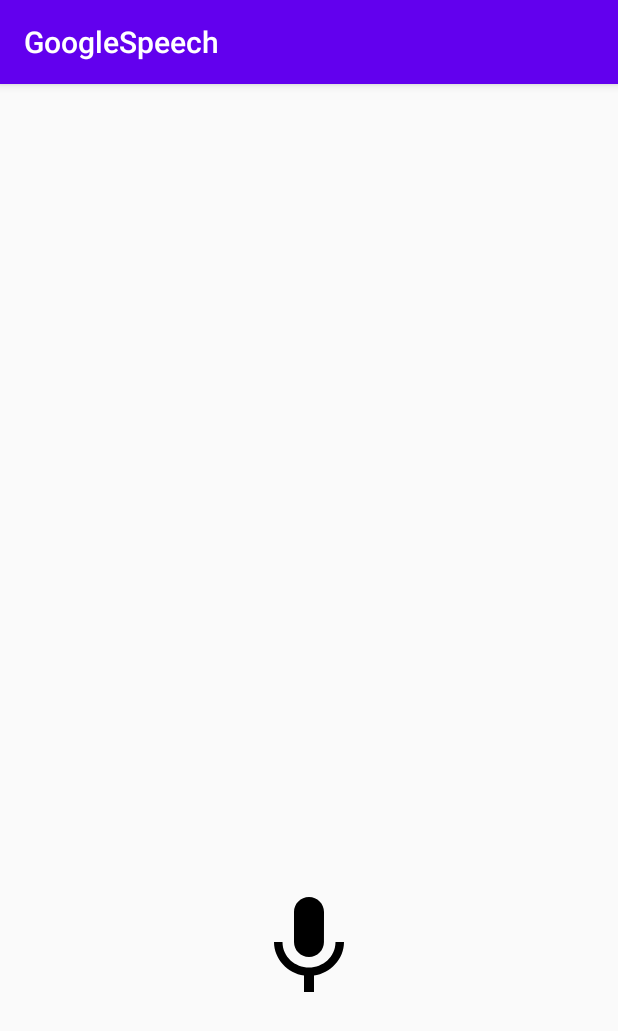
After one commit to quanticheart/android-custon-google-speech, an Android app: the SpeechRecognizerActivity screen opened directly, with no data from a screen before it, on a phone screen of 412 x 824 dp. The commit adds this screen. Shown: the top 1031 px of the screen. Run offline under Robolectric (Android 15) with nearby library versions, the phone set to English and light mode, and no system bars.

Commit message:
added speech with viewModel

```diff
--- a/speech/build.gradle
+++ b/speech/build.gradle
@@ -36,4 +36,7 @@ dependencies {
     implementation 'androidx.cardview:cardview:1.0.0'
     implementation 'androidx.constraintlayout:constraintlayout:1.1.3'
 
+    implementation "android.arch.lifecycle:extensions:1.1.1"
+    annotationProcessor "android.arch.lifecycle:compiler:1.1.1"
+
 }
--- a/speech/src/main/java/com/quanticheart/speech/SpeechDialogEt.kt
+++ b/speech/src/main/java/com/quanticheart/speech/speech/SpeechDialogEt.kt
@@ -1,6 +1,6 @@
 @file:Suppress("SameParameterValue")
 
-package com.quanticheart.speech
+package com.quanticheart.speech.speech
 
 import android.annotation.SuppressLint
 import android.app.Dialog
@@ -13,6 +13,7 @@ import android.speech.SpeechRecognizer
 import android.util.Log
 import android.view.LayoutInflater
 import android.view.View
+import com.quanticheart.speech.*
 import kotlinx.android.synthetic.main.m_dialog_speech_default.view.*
 
 @SuppressLint("InflateParams")
--- a/speech/src/main/java/com/quanticheart/speech/SpeechExt.kt
+++ b/speech/src/main/java/com/quanticheart/speech/speech/SpeechExt.kt
@@ -1,4 +1,4 @@
-package com.quanticheart.speech
+package com.quanticheart.speech.speech
 
 import android.app.Activity
 import android.content.ActivityNotFoundException
@@ -10,7 +10,7 @@ import android.speech.RecognizerIntent
 import android.speech.SpeechRecognizer
 import android.util.Log
 import android.widget.Toast
-import com.quanticheart.speech.SpeechExt.speechActivityResponse
+import com.quanticheart.speech.speech.SpeechExt.speechActivityResponse
 import java.util.*
 
 object SpeechExt {
--- a/speech/src/main/java/com/quanticheart/speech/SpeechUtils.kt
+++ b/speech/src/main/java/com/quanticheart/speech/speech/SpeechUtils.kt
@@ -1,4 +1,4 @@
-package com.quanticheart.speech
+package com.quanticheart.speech.speech
 
 import android.app.Activity
 import android.content.Intent
--- a/speech/src/main/java/com/quanticheart/speech/VoiceAnimationExt.kt
+++ b/speech/src/main/java/com/quanticheart/speech/speech/VoiceAnimationExt.kt
@@ -1,6 +1,6 @@
 @file:Suppress("unused")
 
-package com.quanticheart.speech
+package com.quanticheart.speech.speech
 
 import android.view.View
 import android.view.animation.Animation
--- /dev/null
+++ b/speech/src/main/java/com/quanticheart/speech/viewmodel/RippleView.kt
@@ -0,0 +1,141 @@
+package com.quanticheart.speech.viewmodel
+
+import android.animation.Animator
+import android.animation.AnimatorSet
+import android.animation.ObjectAnimator
+import android.content.Context
+import android.util.AttributeSet
+import android.util.Property
+import android.view.View
+import android.widget.RelativeLayout
+import androidx.core.content.ContextCompat
+import com.quanticheart.speech.R
+import java.util.concurrent.ThreadLocalRandom
+
+class RippleView(context: Context?, private val attrs: AttributeSet?) :
+    RelativeLayout(context, attrs) {
+
+    private val DEFAULT_RIPPLE_SCALE = 4f
+    private val MIN_RIPPLE_DURATION = 400
+    private val MAX_RIPPLE_DURATION = 1000
+
+    companion object {
+        /**
+         * This enum is tightly coupled with attrs#RippleView. This should be redesign if possible.
+         */
+        enum class FillStyle(val type: Int) {
+            FILL(type = 0), STROKE(type = 1), FILL_AND_STROKE(type = 2)
+        }
+    }
+
+    private var rippleScale: Float = DEFAULT_RIPPLE_SCALE
+    private var rippleColor: Int = 0
+    private var rippleType: Int = 0
+    private var rippleStrokeWidth: Float = 0f
+    private var rippleRadius: Float = 0f
+
+    init {
+        if (context == null) throw IllegalArgumentException("Context is null.")
+        if (attrs == null) throw IllegalArgumentException("Attribute set is null.")
+
+        val styledAttributes = context.obtainStyledAttributes(attrs, R.styleable.RippleView)
+        rippleRadius = styledAttributes.getDimension(
+            R.styleable.RippleView_rv_radius,
+            resources.getDimension(R.dimen.rippleRadius)
+        )
+        rippleStrokeWidth = styledAttributes.getDimension(
+            R.styleable.RippleView_rv_strokeWidth,
+            resources.getDimension(R.dimen.rippleStrokeWidth)
+        )
+        rippleColor = styledAttributes.getColor(
+            R.styleable.RippleView_rv_color,
+            ContextCompat.getColor(context, R.color.colorAccent)
+        )
+        rippleType = styledAttributes.getInt(R.styleable.RippleView_rv_type, FillStyle.FILL.type)
+        rippleScale =
+            styledAttributes.getFloat(R.styleable.RippleView_rv_scale, DEFAULT_RIPPLE_SCALE)
+        styledAttributes.recycle()
+    }
+
+    /**
+     * Call this class to initiate a new ripple animation.
+     */
+    fun newRipple() {
+        val circleView =
+            CircleView(context, attrs, rippleColor, rippleType, rippleStrokeWidth).apply {
+                visibility = View.VISIBLE
+            }
+
+        addView(circleView, getCircleViewLayoutParams())
+
+        generateRipple(duration = randomAnimationDuration(), target = circleView).apply {
+            start()
+        }
+    }
+
+    private fun getCircleViewLayoutParams(): LayoutParams {
+        val widthHeight = (2 * (rippleRadius + rippleStrokeWidth)).toInt()
+        return RelativeLayout.LayoutParams(widthHeight, widthHeight).apply {
+            addRule(RelativeLayout.CENTER_IN_PARENT, RelativeLayout.TRUE)
+        }
+    }
+
+    private fun randomAnimationDuration() =
+        ThreadLocalRandom.current().nextInt(MIN_RIPPLE_DURATION, MAX_RIPPLE_DURATION)
+
+    private fun generateRipple(duration: Int, target: CircleView): AnimatorSet {
+        val animatorList = ArrayList<Animator>()
+
+        animatorList.add(
+            provideAnimator(
+                target = target,
+                type = View.SCALE_X,
+                animDuration = duration,
+                scale = rippleScale
+            )
+        )
+
+        animatorList.add(
+            provideAnimator(
+                target = target,
+                type = View.SCALE_Y,
+                animDuration = duration,
+                scale = rippleScale
+            )
+        )
+
+        animatorList.add(
+            provideAnimator(
+                target = target,
+                type = View.ALPHA,
+                animDuration = duration
+            )
+        )
+
+        return AnimatorSet().apply {
+            playTogether(animatorList)
+        }
+    }
+
+    private fun provideAnimator(
+        target: View,
+        type: Property<View, Float>,
+        animDuration: Int,
+        scale: Float = DEFAULT_RIPPLE_SCALE
+    ): ObjectAnimator {
+        val scaleAmount = if (type == View.ALPHA) 0f else scale
+
+        return ObjectAnimator.ofFloat(target, type, 1.0f, scaleAmount).apply {
+            duration = animDuration.toLong()
+            addListener(object : Animator.AnimatorListener {
+                override fun onAnimationEnd(animation: Animator) {
+                    removeView(target)
+                }
+
+                override fun onAnimationStart(animation: Animator) {}
+                override fun onAnimationRepeat(animation: Animator) {}
+                override fun onAnimationCancel(animation: Animator) {}
+            })
+        }
+    }
+}
--- /dev/null
+++ b/speech/src/main/java/com/quanticheart/speech/viewmodel/SpeechRecognizerActivity.kt
@@ -0,0 +1,87 @@
+package com.quanticheart.speech.viewmodel
+
+import android.Manifest
+import android.content.pm.PackageManager
+import android.os.Bundle
+import android.view.View
+import android.widget.Button
+import android.widget.TextView
+import androidx.appcompat.app.AppCompatActivity
+import androidx.core.app.ActivityCompat
+import androidx.core.content.ContextCompat
+import androidx.lifecycle.Observer
+import androidx.lifecycle.ViewModelProviders
+import com.quanticheart.speech.R
+
+class SpeechRecognizerActivity : AppCompatActivity() {
+
+    private val REQUEST_RECORD_AUDIO_PERMISSION = 200
+    private val permissions = arrayOf(Manifest.permission.RECORD_AUDIO)
+
+    private lateinit var textField: TextView
+    private lateinit var micButton: Button
+    private lateinit var rippleView: RippleView
+
+    private lateinit var speechRecognizerViewModel: SpeechRecognizerViewModel
+
+    override fun onCreate(savedInstanceState: Bundle?) {
+        super.onCreate(savedInstanceState)
+        setContentView(R.layout.m_speech_view_model)
+
+        textField = findViewById(R.id.spoken_result_text_field)
+        micButton = findViewById<Button>(R.id.mic_button).apply {
+            setOnClickListener(micClickListener)
+        }
+        rippleView = findViewById(R.id.circle_ripple)
+
+        setupSpeechViewModel()
+    }
+
+    private val micClickListener = View.OnClickListener {
+        if (!speechRecognizerViewModel.permissionToRecordAudio) {
+            ActivityCompat.requestPermissions(this, permissions, REQUEST_RECORD_AUDIO_PERMISSION)
+            return@OnClickListener
+        }
+
+        if (speechRecognizerViewModel.isListening) {
+            speechRecognizerViewModel.stopListening()
+        } else {
+            speechRecognizerViewModel.startListening()
+        }
+    }
+
+    private fun setupSpeechViewModel() {
+        speechRecognizerViewModel = ViewModelProviders.of(this).get(SpeechRecognizerViewModel::class.java)
+        speechRecognizerViewModel.getViewState().observe(this, Observer<SpeechRecognizerViewModel.ViewState> { viewState ->
+            render(viewState)
+        })
+    }
+
+    private fun render(uiOutput: SpeechRecognizerViewModel.ViewState?) {
+        if (uiOutput == null) return
+
+        textField.text = uiOutput.spokenText
+
+        micButton.background  = if (uiOutput.isListening) {
+            ContextCompat.getDrawable(this, R.drawable.mic_red)
+        } else {
+            ContextCompat.getDrawable(this, R.drawable.mic_black)
+        }
+
+        if (uiOutput.rmsDbChanged) {
+            rippleView.newRipple()
+        }
+    }
+
+    override fun onRequestPermissionsResult(requestCode: Int, permissions: Array<out String>, grantResults: IntArray) {
+        super.onRequestPermissionsResult(requestCode, permissions, grantResults)
+
+        if (requestCode == REQUEST_RECORD_AUDIO_PERMISSION) {
+            speechRecognizerViewModel.permissionToRecordAudio = grantResults[0] == PackageManager.PERMISSION_GRANTED
+        }
+
+        if (speechRecognizerViewModel.permissionToRecordAudio) {
+            micButton.performClick()
+        }
+    }
+}
--- /dev/null
+++ b/speech/src/main/java/com/quanticheart/speech/viewmodel/SpeechRecognizerViewModel.kt
@@ -0,0 +1,120 @@
+package com.quanticheart.speech.viewmodel
+
+import android.Manifest
+import android.app.Application
+import android.content.Intent
+import android.content.pm.PackageManager
+import android.os.Bundle
+import android.speech.RecognitionListener
+import android.speech.RecognizerIntent
+import android.speech.SpeechRecognizer
+import android.speech.SpeechRecognizer.*
+import androidx.core.content.ContextCompat
+import androidx.lifecycle.AndroidViewModel
+import androidx.lifecycle.LiveData
+import androidx.lifecycle.MutableLiveData
+import java.util.*
+
+class SpeechRecognizerViewModel(application: Application) : AndroidViewModel(application),
+    RecognitionListener {
+
+    data class ViewState(
+        val spokenText: String,
+        val isListening: Boolean,
+        val error: String?,
+        val rmsDbChanged: Boolean = false
+    )
+
+    private var viewState: MutableLiveData<ViewState>? = null
+    private var previousRmsdB = 0f
+
+    private val speechRecognizer: SpeechRecognizer =
+        createSpeechRecognizer(application.applicationContext).apply {
+            setRecognitionListener(this@SpeechRecognizerViewModel)
+        }
+
+    private val recognizerIntent: Intent = Intent(RecognizerIntent.ACTION_RECOGNIZE_SPEECH).apply {
+        putExtra(RecognizerIntent.EXTRA_LANGUAGE, Locale.getDefault())
+        putExtra(RecognizerIntent.EXTRA_LANGUAGE_MODEL, RecognizerIntent.LANGUAGE_MODEL_FREE_FORM)
+        putExtra(RecognizerIntent.EXTRA_CALLING_PACKAGE, application.packageName)
+        putExtra(RecognizerIntent.EXTRA_PARTIAL_RESULTS, true)
+    }
+
+    var isListening = false
+        get() = viewState?.value?.isListening ?: false
+
+    var permissionToRecordAudio = checkAudioRecordingPermission(context = application)
+
+    fun getViewState(): LiveData<ViewState> {
+        if (viewState == null) {
+            viewState = MutableLiveData()
+            viewState?.value = initViewState()
+        }
+
+        return viewState as MutableLiveData<ViewState>
+    }
+
+    private fun initViewState() = ViewState(spokenText = "", isListening = false, error = null)
+
+    fun startListening() {
+        speechRecognizer.startListening(recognizerIntent)
+        notifyListening(isRecording = true)
+    }
+
+    fun stopListening() {
+        speechRecognizer.stopListening()
+        notifyListening(isRecording = false)
+    }
+
+    private fun notifyListening(isRecording: Boolean) {
+        viewState?.value = viewState?.value?.copy(isListening = isRecording, rmsDbChanged = false)
+    }
+
+    private fun updateResults(speechBundle: Bundle?) {
+        val userSaid = speechBundle?.getStringArrayList(RESULTS_RECOGNITION)
+        viewState?.value =
+            viewState?.value?.copy(spokenText = userSaid?.get(0) ?: "", rmsDbChanged = false)
+    }
+
+    private fun checkAudioRecordingPermission(context: Application) =
+        ContextCompat.checkSelfPermission(
+            context,
+            Manifest.permission.RECORD_AUDIO
+        ) == PackageManager.PERMISSION_GRANTED
+
+    override fun onPartialResults(results: Bundle?) = updateResults(speechBundle = results)
+    override fun onResults(results: Bundle?) = updateResults(speechBundle = results)
+    override fun onEndOfSpeech() = notifyListening(isRecording = false)
+
+    override fun onRmsChanged(rmsdB: Float) {
+        if (rmsdB > 4 && diffRms(newRms = rmsdB, previousRms = previousRmsdB) > 1) {
+            previousRmsdB = rmsdB
+            viewState?.value = viewState?.value?.copy(rmsDbChanged = true)
+        }
+    }
+
+    private fun diffRms(newRms: Float, previousRms: Float): Int =
+        Math.abs(previousRms - newRms).toInt()
+
+    override fun onError(errorCode: Int) {
+        viewState?.value = viewState?.value?.copy(
+            error = when (errorCode) {
+                ERROR_AUDIO -> "error_audio_error"
+                ERROR_CLIENT -> "error_client"
+                ERROR_INSUFFICIENT_PERMISSIONS -> "error_permission"
+                ERROR_NETWORK -> "error_network"
+                ERROR_NETWORK_TIMEOUT -> "error_timeout"
+                ERROR_NO_MATCH -> "error_no_match"
+                ERROR_RECOGNIZER_BUSY -> "error_busy"
+                ERROR_SERVER -> "error_server"
+                ERROR_SPEECH_TIMEOUT -> "error_timeout"
+                else -> "error_unknown"
+            }, rmsDbChanged = false
+        )
+    }
+
+    override fun onReadyForSpeech(p0: Bundle?) {}
+    override fun onBufferReceived(p0: ByteArray?) {}
+    override fun onEvent(p0: Int, p1: Bundle?) {}
+    override fun onBeginningOfSpeech() {}
+}
--- /dev/null
+++ b/speech/src/main/res/drawable/mic_black.xml
@@ -0,0 +1,9 @@
+<vector xmlns:android="http://schemas.android.com/apk/res/android"
+    android:width="24dp"
+    android:height="24dp"
+    android:viewportWidth="24.0"
+    android:viewportHeight="24.0">
+    <path
+        android:fillColor="#FF000000"
+        android:pathData="M12,14c1.66,0 2.99,-1.34 2.99,-3L15,5c0,-1.66 -1.34,-3 -3,-3S9,3.34 9,5v6c0,1.66 1.34,3 3,3zM17.3,11c0,3 -2.54,5.1 -5.3,5.1S6.7,14 6.7,11L5,11c0,3.41 2.72,6.23 6,6.72L11,21h2v-3.28c3.28,-0.48 6,-3.3 6,-6.72h-1.7z"/>
+</vector>
--- /dev/null
+++ b/speech/src/main/res/drawable/mic_red.xml
@@ -0,0 +1,9 @@
+<vector xmlns:android="http://schemas.android.com/apk/res/android"
+    android:width="24dp"
+    android:height="24dp"
+    android:viewportWidth="24.0"
+    android:viewportHeight="24.0">
+    <path
+        android:fillColor="#d50000"
+        android:pathData="M12,14c1.66,0 2.99,-1.34 2.99,-3L15,5c0,-1.66 -1.34,-3 -3,-3S9,3.34 9,5v6c0,1.66 1.34,3 3,3zM17.3,11c0,3 -2.54,5.1 -5.3,5.1S6.7,14 6.7,11L5,11c0,3.41 2.72,6.23 6,6.72L11,21h2v-3.28c3.28,-0.48 6,-3.3 6,-6.72h-1.7z"/>
+</vector>
--- /dev/null
+++ b/speech/src/main/res/layout/m_speech_view_model.xml
@@ -0,0 +1,44 @@
+<?xml version="1.0" encoding="utf-8"?>
+<androidx.constraintlayout.widget.ConstraintLayout xmlns:android="http://schemas.android.com/apk/res/android"
+    xmlns:app="http://schemas.android.com/apk/res-auto"
+    xmlns:tools="http://schemas.android.com/tools"
+    android:layout_width="match_parent"
+    android:layout_height="match_parent"
+    android:layout_marginStart="@dimen/horizontal_margin"
+    android:layout_marginEnd="@dimen/horizontal_margin">
+
+    <TextView
+        android:id="@+id/spoken_result_text_field"
+        android:layout_width="wrap_content"
+        android:layout_height="wrap_content"
+        android:textAlignment="center"
+        android:textSize="@dimen/text_size"
+        app:layout_constraintBottom_toBottomOf="parent"
+        app:layout_constraintLeft_toLeftOf="parent"
+        app:layout_constraintRight_toRightOf="parent"
+        app:layout_constraintTop_toTopOf="parent"
+        app:layout_constraintVertical_bias="@dimen/spoken_text_vertical_bias" />
+
+    <com.quanticheart.speech.viewmodel.RippleView
+        android:id="@+id/circle_ripple"
+        android:layout_width="130dp"
+        android:layout_height="130dp"
+        app:layout_constraintBottom_toBottomOf="parent"
+        app:layout_constraintEnd_toEndOf="parent"
+        app:layout_constraintStart_toStartOf="parent"
+        app:layout_constraintTop_toTopOf="parent"
+        app:layout_constraintVertical_bias="@dimen/mic_button_vertical_bias"
+        app:rv_color="@color/colorPrimary"
+        app:rv_radius="15dp"
+        app:rv_scale="4"
+        app:rv_strokeWidth="2dp"
+        app:rv_type="stroke">
+
+        <Button
+            android:id="@+id/mic_button"
+            android:layout_width="@dimen/mic_button_width"
+            android:layout_height="@dimen/mic_button_height"
+            android:layout_centerInParent="true"
+            android:background="@drawable/mic_black" />
+    </com.quanticheart.speech.viewmodel.RippleView>
+</androidx.constraintlayout.widget.ConstraintLayout>
--- /dev/null
+++ b/speech/src/main/res/values/colors.xml
@@ -0,0 +1,6 @@
+<?xml version="1.0" encoding="utf-8"?>
+<resources>
+    <color name="colorPrimary">#3F51B5</color>
+    <color name="colorPrimaryDark">#303F9F</color>
+    <color name="colorAccent">#FF4081</color>
+</resources>
--- /dev/null
+++ b/speech/src/main/res/values/dimens.xml
@@ -0,0 +1,13 @@
+<?xml version="1.0" encoding="utf-8"?>
+<resources>
+    <dimen name="text_size">20sp</dimen>
+    <item name="spoken_text_vertical_bias" format="float" type="dimen">0.2</item>
+    <dimen name="mic_button_width">80dp</dimen>
+    <dimen name="mic_button_height">80dp</dimen>
+    <item name="mic_button_vertical_bias" format="float" type="dimen">0.8</item>
+
+    <dimen name="horizontal_margin">16dp</dimen>
+
+    <dimen name="rippleStrokeWidth">2dp</dimen>
+    <dimen name="rippleRadius">10dp</dimen>
+</resources>
```
Also changed, not shown: app/src/main/java/com/quanticheart/googlespeech/MainActivity.kt (+8 -3 lines), app/src/main/res/layout/activity_main.xml (+11 -0 lines), speech/src/main/AndroidManifest.xml (+6 -1 lines), speech/src/main/java/com/quanticheart/speech/viewmodel/CircleView.kt (added, +52 -0 lines), speech/src/main/res/values/attrs.xml (added, +14 -0 lines).
